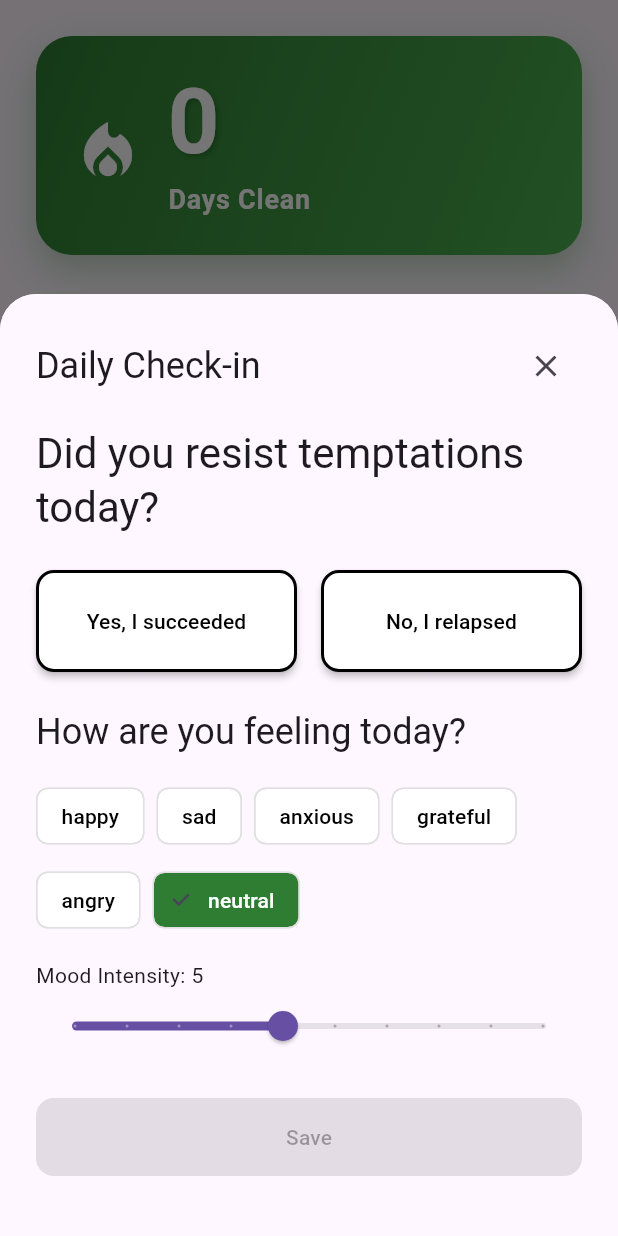
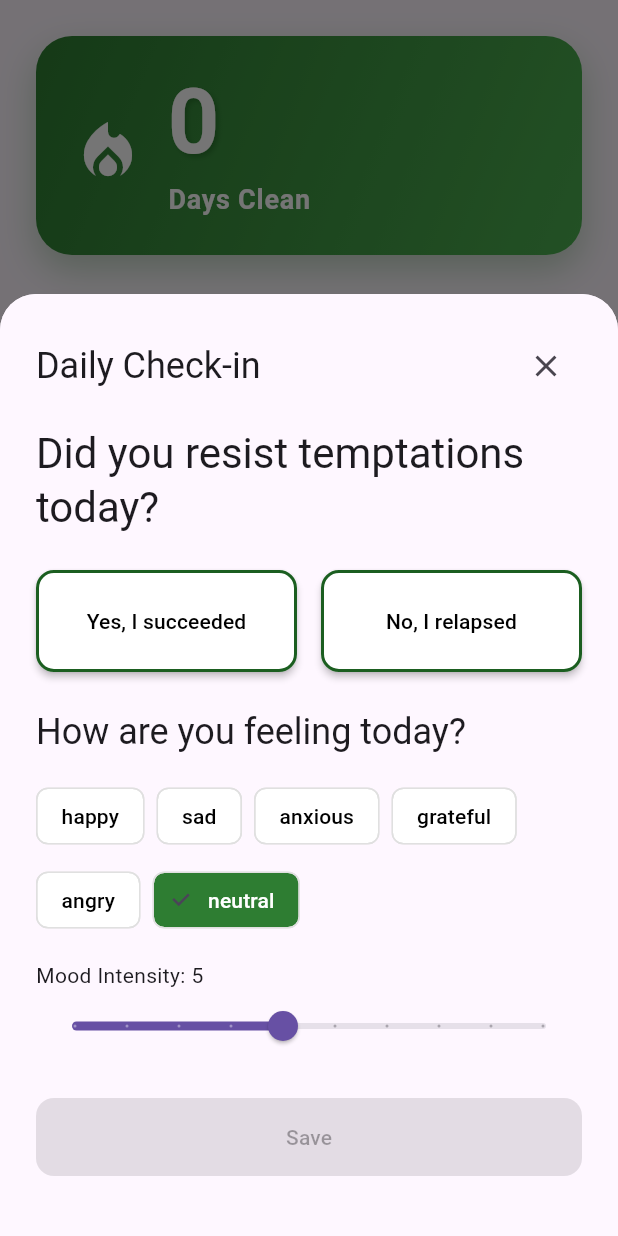
Before and after one commit to kq1231/escape, a Flutter app: the HomeScreen screen opened directly, after a tap on an icon or button, on a phone screen of 412 x 824 dp. Run offline on Flutter 3.47's test engine with Material 3 defaults, Android fonts, the light colour scheme and no system bars; our stand-ins replace carousel_slider, fl_chart, flutter_riverpod, google_fonts, objectbox, riverpod_annotation and 1 more; accounts and stored records are empty; generated files the repository leaves out were written again.

Commit message:
change color yaar

```diff
--- a/lib/features/streak/widgets/streak_modal.dart
+++ b/lib/features/streak/widgets/streak_modal.dart
@@ -304,7 +304,7 @@ class _StreakModalState extends ConsumerState<StreakModal> {
                 ? Colors.transparent
                 : Theme.of(context).brightness == Brightness.dark
                 ? AppTheme.white
-                : Colors.black,
+                : AppTheme.darkGreen,
             width: 2,
           ),
         ),
```
